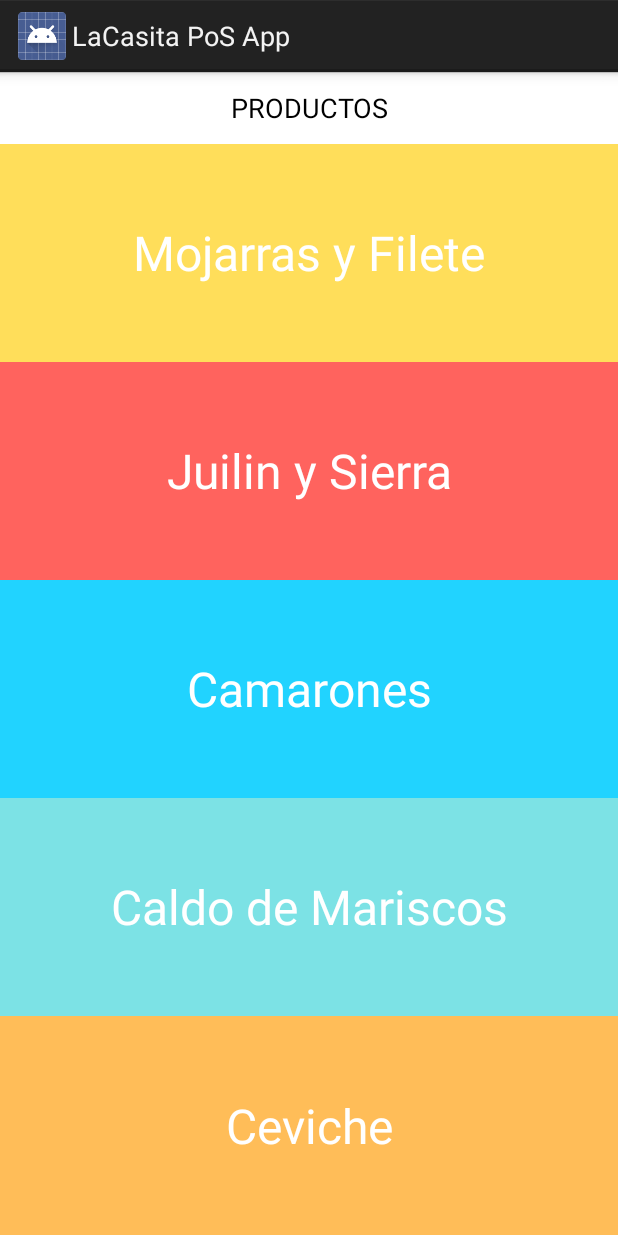
After one commit to melvinrmc/mobile-android-hello-world, an Android app: the CategoriaActivity screen opened directly, with no data from a screen before it, on a phone screen of 412 x 824 dp. The commit adds this screen. Run offline under Robolectric (Android 15) with nearby library versions, the phone set to English and light mode, and no system bars.

Commit message:
Categorias estáticas, quemadas en la interfaz de categorias. Productos dinámicos según categoría seleccionada.
Cada trabajo en base de datos debe trabajarse con AsyncTask, de lo contrario genera exception NetworkOnMainThreadException. que no se puede hacer trabajos sobre la red en el Main.

http://stack1.ocim.top/38288297/android-dynamodb-mapper-save-crash.html

```diff
--- a/src/main/AndroidManifest.xml
+++ b/src/main/AndroidManifest.xml
@@ -25,8 +25,10 @@
         </activity>
 
         <activity android:name="com.codenvy.template.android.DisplayMessageActivity">
+        </activity>
+        <activity android:name="com.codenvy.template.android.CategoriaActivity" />
+        <activity android:name="com.codenvy.template.android.ProductosCategoriaActivity" />
 
-        </activity>
 
     </application>
 
--- /dev/null
+++ b/src/main/java/com/codenvy/template/android/CategoriaActivity.java
@@ -0,0 +1,58 @@
+package com.codenvy.template.android;
+
+import android.app.Activity;
+import android.content.Intent;
+import android.os.Bundle;
+import android.view.View;
+import android.widget.Button;
+
+import com.lacasitaapp.dal.DataManager;
+import com.lacasitaapp.dal.Producto;
+
+import java.util.ArrayList;
+import java.util.List;
+
+/**
+ * Created by Melvin on 3/01/2017.
+ */
+
+public class CategoriaActivity extends Activity {
+
+    public static String CATEGORIA_SELECCIONADA = "CATEGORIA_SELECCIONADA";
+
+
+    /**
+     * Called when the activity is first created.
+     *
+     * @param savedInstanceState If the activity is being re-initialized after
+     *                           previously being shut down then this Bundle contains the data it most
+     *                           recently supplied in onSaveInstanceState(Bundle). <b>Note: Otherwise it is null.</b>
+     */
+    @Override
+    public void onCreate(Bundle savedInstanceState) {
+        super.onCreate(savedInstanceState);
+        setContentView(R.layout.activity_categorias);
+    }
+
+    public void openCategoria(View view) {
+        String idCategoria;
+        String nombreCategoria;
+        Button button = (Button) view;
+        nombreCategoria = button.getText().toString();
+        if (nombreCategoria.equalsIgnoreCase(getResources().getString(R.string.button_categoria_a))) {
+            idCategoria = "A";
+        } else if (nombreCategoria.equalsIgnoreCase(getResources().getString(R.string.button_categoria_b))) {
+            idCategoria = "B";
+        } else {
+            idCategoria = "";
+        }
+
+        if (!idCategoria.equalsIgnoreCase("")) {
+
+            Intent intent = new Intent(this, ProductosCategoriaActivity.class);
+
+            intent.putExtra(CATEGORIA_SELECCIONADA, idCategoria);
+            startActivity(intent);
+        }
+    }
+}
--- /dev/null
+++ b/src/main/res/layout/activity_categorias.xml
@@ -0,0 +1,72 @@
+<?xml version="1.0" encoding="utf-8"?>
+<LinearLayout xmlns:android="http://schemas.android.com/apk/res/android"
+    xmlns:tools="http://schemas.android.com/tools"
+    android:orientation="vertical"
+    android:layout_width="match_parent"
+    android:layout_height="match_parent"
+
+    android:weightSum="1">
+
+    <Button
+        android:layout_width="fill_parent"
+        android:layout_height="wrap_content"
+        android:text="PRODUCTOS"
+        android:background="#FFFFFF"
+
+        />
+
+    <Button
+
+        android:layout_width="fill_parent"
+        android:layout_height="wrap_content"
+        android:layout_weight="0.2"
+        android:background="@color/bg_color_cat_a"
+        android:text="@string/button_categoria_a"
+        android:textColor="#FFFFFF"
+        android:textSize="32dp"
+        android:onClick="openCategoria"
+
+        />
+
+    <Button
+
+        android:layout_width="fill_parent"
+        android:layout_height="wrap_content"
+        android:layout_weight="0.2"
+        android:background="@color/bg_color_cat_b"
+        android:text="@string/button_categoria_b"
+        android:textColor="#FFFFFF"
+        android:textSize="32dp"
+        android:onClick="openCategoria" />
+
+    <Button
+
+        android:layout_width="fill_parent"
+        android:layout_height="wrap_content"
+        android:layout_weight="0.2"
+        android:background="@color/bg_color_cat_c"
+        android:text="@string/button_categoria_c"
+        android:textColor="#FFFFFF"
+        android:textSize="32dp" />
+
+    <Button
+
+        android:layout_width="fill_parent"
+        android:layout_height="wrap_content"
+        android:layout_weight="0.2"
+        android:background="@color/bg_color_cat_d"
+        android:text="@string/button_categoria_d"
+        android:textColor="#FFFFFF"
+        android:textSize="32dp" />
+
+    <Button
+
+        android:layout_width="fill_parent"
+        android:layout_height="wrap_content"
+        android:layout_weight="0.2"
+        android:background="@color/bg_color_cat_e"
+        android:text="@string/button_categoria_e"
+        android:textColor="#FFFFFF"
+        android:textSize="32dp" />
+
+</LinearLayout>
--- a/src/main/res/layout/activity_display_message.xml
+++ b/src/main/res/layout/activity_display_message.xml
@@ -18,7 +18,8 @@
         android:layout_width="fill_parent"
         android:layout_height="wrap_content"
         android:text="@string/button_realizar_venta"
-        android:layout_weight="0.3" />
+        android:layout_weight="0.3"
+        android:onClick="realizarVenta" />
 
     <Button
         android:layout_width="fill_parent"
--- /dev/null
+++ b/src/main/res/values/color.xml
@@ -0,0 +1,9 @@
+<?xml version="1.0" encoding="utf-8"?>
+<resources>
+    <color name="bg_color_cat_a">#FFDE5A</color>
+    <color name="bg_color_cat_b">#FF635E</color>
+    <color name="bg_color_cat_c">#21D3FF</color>
+    <color name="bg_color_cat_d">#7CE2E5</color>
+    <color name="bg_color_cat_e">#FFBD58</color>
+
+</resources>
--- a/src/main/res/values/strings.xml
+++ b/src/main/res/values/strings.xml
@@ -17,5 +17,11 @@
     <string name="button_realizar_venta">Realizar una Venta </string>
     <string name="button_cierre_tienda">Cierre de Tienda </string>
 
+    <string name="button_categoria_a">Mojarras y Filete</string>
+    <string name="button_categoria_b">Juilin y Sierra</string>
+    <string name="button_categoria_c">Camarones</string>
+    <string name="button_categoria_d">Caldo de Mariscos</string>
+    <string name="button_categoria_e">Ceviche</string>
+
 
 </resources>
```
Also changed, not shown: src/main/java/com/amazonaws/demo/userpreferencesom/Constants.java (+11 -0 lines), src/main/java/com/codenvy/template/android/DisplayMessageActivity.java (+74 -0 lines), src/main/java/com/codenvy/template/android/HelloAndroidActivity.java (+7 -1 lines), src/main/java/com/codenvy/template/android/ProductosCategoriaActivity.java (added, +48 -0 lines), src/main/java/com/lacasitaapp/bll/ProductoManager.java (added, +38 -0 lines), src/main/java/com/lacasitaapp/dal/Categoria.java (added, +53 -0 lines), src/main/java/com/lacasitaapp/dal/DataManager.java (+27 -0 lines), src/main/java/com/lacasitaapp/dal/Producto.java (added, +85 -0 lines), src/main/res/layout/activity_main.xml (+7 -5 lines), src/main/res/layout/activity_productos_categoria.xml (added, +8 -0 lines), src/main/res/drawable-xhdpi/background_login.png (added).
